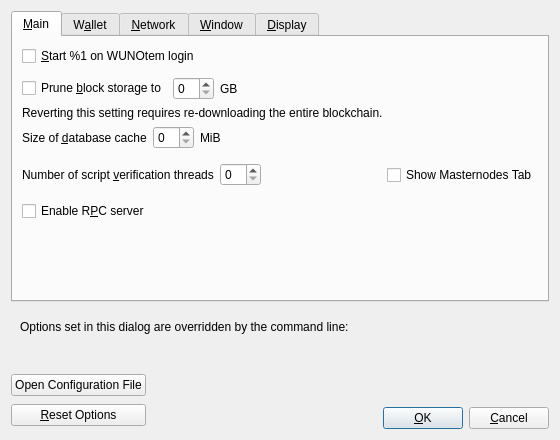
First picture: the form in src/qt/forms/optionsdialog.ui, repository shakirparekh/wuno, before the edit.
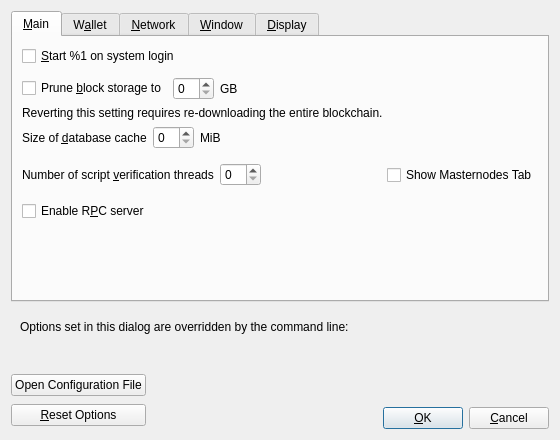
Second picture: the form after the edit. Custom widgets are drawn as their Qt base class.

```diff
--- a/src/qt/forms/optionsdialog.ui
+++ b/src/qt/forms/optionsdialog.ui
@@ -33,7 +33,7 @@
           <string>Automatically start %1 after logging in to the WUNOtem.</string>
          </property>
          <property name="text">
-          <string>&amp;Start %1 on WUNOtem login</string>
+          <string>&amp;Start %1 on system login</string>
          </property>
         </widget>
        </item>
```
Left out of the diff: 18 changed lines with no effect on the pictures.
